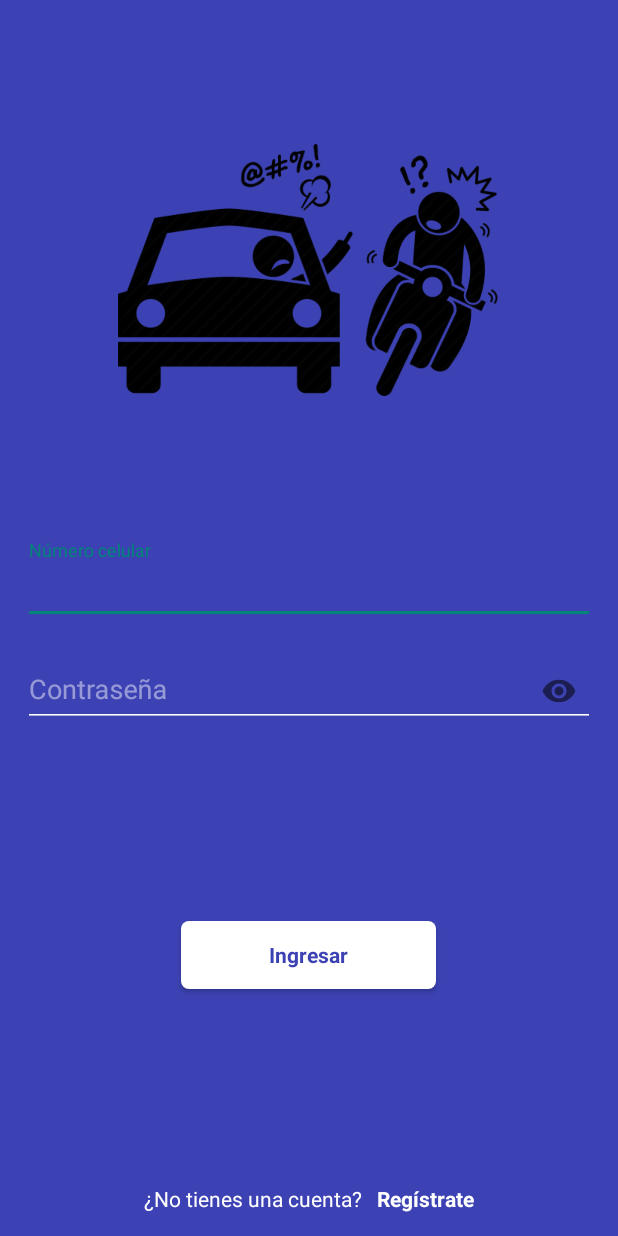
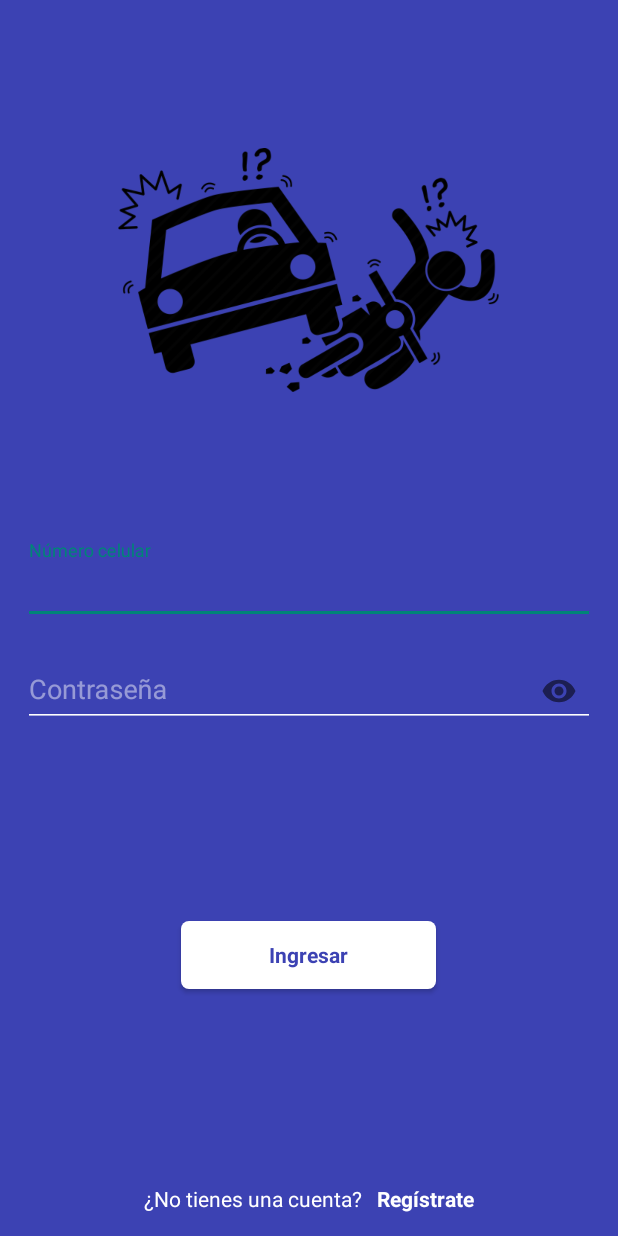
Before and after one commit to Eduardox18/PF_Android_DH, an Android app: the screen it shows after launch (AccesoActivity), on a phone screen of 412 x 824 dp. Run offline under Robolectric (Android 15) with nearby library versions, the phone set to English and light mode, and no system bars.

Commit message:
Cambios finales

```diff
--- a/RSX/app/src/main/AndroidManifest.xml
+++ b/RSX/app/src/main/AndroidManifest.xml
@@ -10,7 +10,7 @@
 
     <application
         android:allowBackup="true"
-        android:icon="@mipmap/ic_launcher"
+        android:icon="@mipmap/rsx"
         android:label="@string/app_name"
         android:roundIcon="@mipmap/ic_launcher_round"
         android:supportsRtl="true"
--- a/RSX/app/src/main/res/layout/activity_acceso.xml
+++ b/RSX/app/src/main/res/layout/activity_acceso.xml
@@ -18,7 +18,7 @@
         android:layout_height="200dp"
         android:layout_gravity="center"
         android:layout_weight="1"
-        app:srcCompat="@drawable/logo" />
+        app:srcCompat="@drawable/logonuevo" />
 
     <Space
         android:layout_width="match_parent"
--- a/RSX/app/src/main/res/layout/activity_reporte.xml
+++ b/RSX/app/src/main/res/layout/activity_reporte.xml
@@ -46,9 +46,9 @@
         android:layout_width="match_parent"
         android:layout_height="wrap_content"
         android:layout_weight="0"
-        android:text="Información del enemigo:"
+        android:backgroundTint="@color/colorAccent"
+        android:text="Información del contrario:"
         android:textColor="@color/colorAccent"
-        android:backgroundTint="@color/colorAccent"
         android:textColorHint="#ffffff"
         android:textSize="18sp" />
 
```
Also changed, not shown: RSX/app/src/main/res/drawable/logonuevo.png (added), RSX/app/src/main/res/mipmap-hdpi/rsx.png (added), RSX/app/src/main/res/mipmap-mdpi/rsx.png (added), RSX/app/src/main/res/mipmap-xhdpi/rsx.png (added), RSX/app/src/main/res/mipmap-xxhdpi/rsx.png (added), RSX/app/src/main/res/mipmap-xxxhdpi/rsx.png (added), RSX/app/src/main/web_hi_res_512.png (added), 1 other file.
